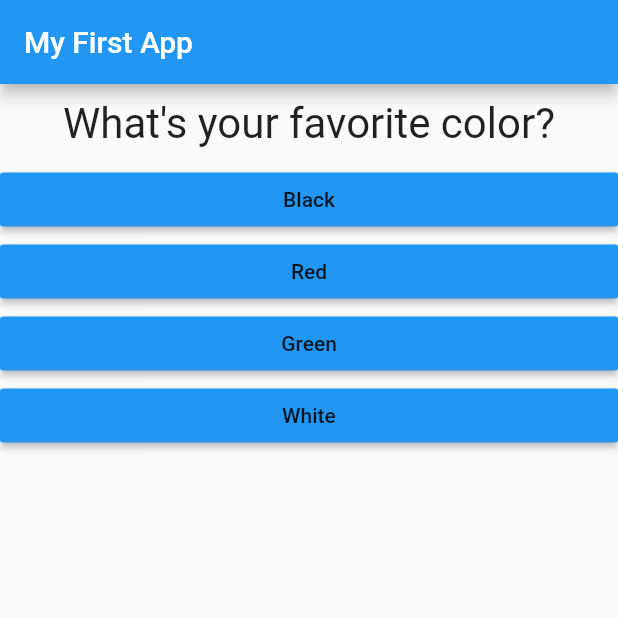
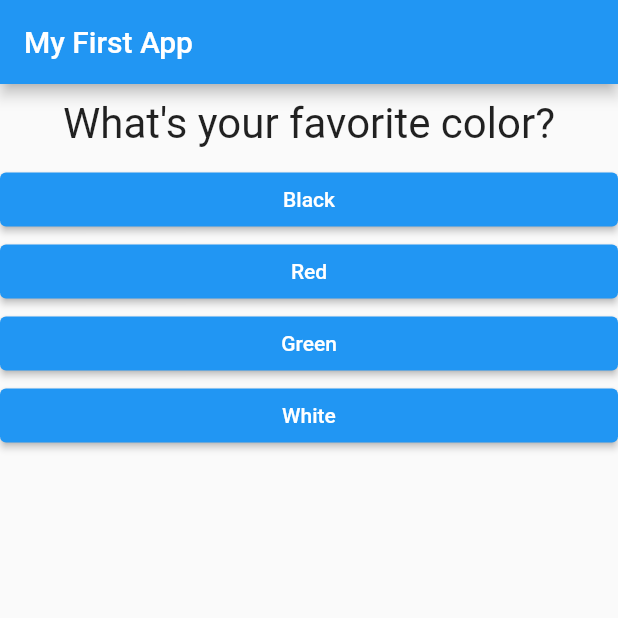
Before and after one commit to Filipelion/Flutter-Complete-Guide---Udemy, a Flutter app: the screen it shows after launch, on a phone screen of 412 x 824 dp, the top half of it. Run offline on Flutter 3.47's test engine with Material 2 defaults, Android fonts, the phone set to English and light mode, and no system bars.

Commit message:
Substituindo botões antigos pelos novos

```diff
--- a/lib/answer.dart
+++ b/lib/answer.dart
@@ -10,8 +10,11 @@ class Answer extends StatelessWidget {
   Widget build(BuildContext context) {
     return Container(
       width: double.infinity,
-      child: RaisedButton(
-        color: Colors.blue,
+      child: ElevatedButton(
+        style: ButtonStyle(
+          backgroundColor: MaterialStateProperty.all(Colors.blue),
+          foregroundColor: MaterialStateProperty.all(Colors.white),
+        ),
         child: Text(answerText),
         onPressed: selectHandler,
       ),
```
Also changed, not shown: lib/result.dart (+5 -2 lines).
